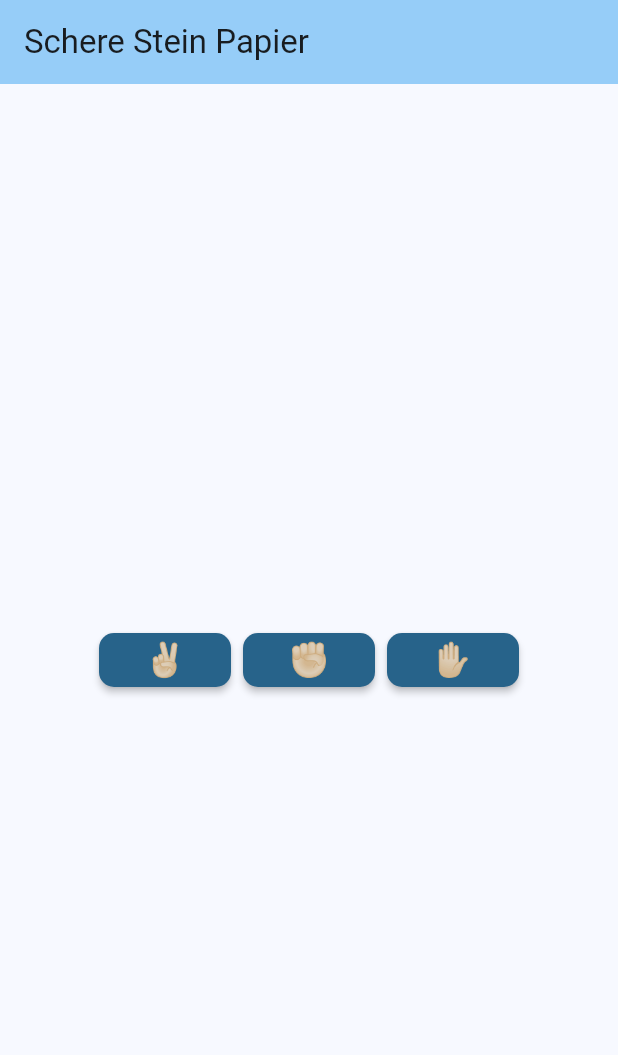
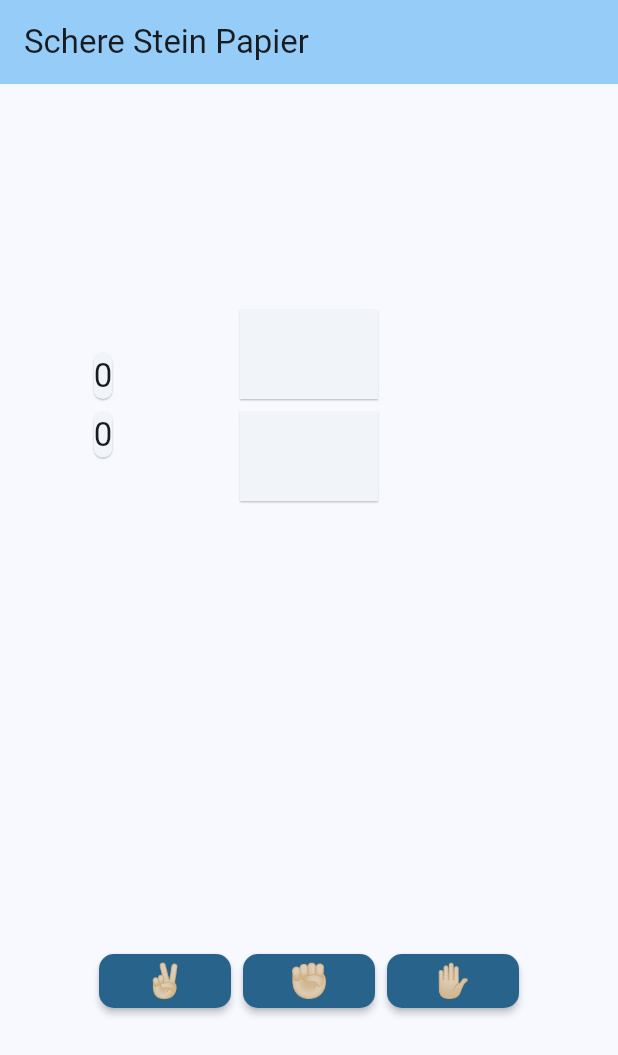
Before and after one commit to FabzAn/schere_stein_papier, a Flutter app: the screen it shows after launch, on a phone screen of 412 x 824 dp. Shown: the top 1055 px of the screen. Run offline on Flutter 3.47's test engine with Material 3 defaults, Android fonts, the phone set to English and light mode, and no system bars.

Commit message:
Add the game board

```diff
--- a/lib/action_selection.dart
+++ b/lib/action_selection.dart
@@ -1,4 +1,5 @@
 import 'package:flutter/material.dart';
+import 'package:schere_stein_papier/game_controller.dart';
 
 class ActionSelection extends StatelessWidget {
   final VoidCallback onScherePressed;
@@ -14,27 +15,27 @@ class ActionSelection extends StatelessWidget {
   @override
   Widget build(BuildContext context) {
     return OverflowBar(spacing: 8, children: [
-      ActionButton(
-        text: "✌️🏻",
+      _ActionButton(
+        text: GameAction.schere.emoji,
         onPressed: onScherePressed,
       ),
-      ActionButton(
-        text: "✊🏻",
+      _ActionButton(
+        text: GameAction.stein.emoji,
         onPressed: onSteinPressed,
       ),
-      ActionButton(
-        text: "✋🏻",
+      _ActionButton(
+        text: GameAction.papier.emoji,
         onPressed: onPapierPressed,
       ),
     ]);
   }
 }
 
-class ActionButton extends StatelessWidget {
+class _ActionButton extends StatelessWidget {
   final String text;
   final VoidCallback onPressed;
 
-  const ActionButton({super.key, required this.text, required this.onPressed});
+  const _ActionButton({required this.text, required this.onPressed});
 
   @override
   Widget build(BuildContext context) {
--- /dev/null
+++ b/lib/board.dart
@@ -0,0 +1,73 @@
+import 'package:flutter/material.dart';
+import 'package:schere_stein_papier/game_controller.dart';
+
+class Board extends StatelessWidget {
+  final GameState gameState;
+
+  const Board({super.key, required this.gameState});
+
+  @override
+  Widget build(BuildContext context) {
+    return Row(
+      children: [
+        Expanded(
+            flex: 1,
+            child: Column(
+              mainAxisAlignment: MainAxisAlignment.spaceBetween,
+              children: [
+                _ScoreCard(score: gameState.computerScore),
+                _ScoreCard(score: gameState.playerScore),
+              ],
+            )),
+        Expanded(
+            child: Column(
+          children: [
+            _ActionCard(
+              action: gameState.computerAction,
+            ),
+            _ActionCard(
+              action: gameState.playerAction,
+            ),
+          ],
+        )),
+        const Spacer() // Ensure ActionCards are centered
+      ],
+    );
+  }
+}
+
+class _ScoreCard extends StatelessWidget {
+  final int score;
+
+  const _ScoreCard({required this.score});
+
+  @override
+  Widget build(BuildContext context) {
+    return Card(
+        elevation: 0.5,
+        child: Text(
+          score.toString(),
+          style: const TextStyle(fontSize: 22),
+        ));
+  }
+}
+
+class _ActionCard extends StatelessWidget {
+  final GameAction? action;
+
+  const _ActionCard({required this.action});
+
+  @override
+  Widget build(BuildContext context) {
+    return SizedBox(
+        width: 100,
+        child: Card(
+            elevation: 0.5,
+            shape: const RoundedRectangleBorder(),
+            child: Center(
+                child: Text(
+              action?.emoji ?? "",
+              style: const TextStyle(fontSize: 42),
+            ))));
+  }
+}
--- /dev/null
+++ b/lib/game_controller.dart
@@ -0,0 +1,18 @@
+enum GameAction {
+  schere,
+  stein,
+  papier;
+
+  String get emoji => switch (this) {
+        schere => "✌️🏻",
+        stein => "✊🏻",
+        papier => "✋🏻",
+      };
+}
+
+class GameState {
+  int computerScore = 0;
+  int playerScore = 0;
+  GameAction? computerAction;
+  GameAction? playerAction;
+}
--- a/lib/main.dart
+++ b/lib/main.dart
@@ -1,5 +1,7 @@
 import 'package:flutter/material.dart';
 import 'package:schere_stein_papier/action_selection.dart';
+import 'package:schere_stein_papier/board.dart';
+import 'package:schere_stein_papier/game_controller.dart';
 
 void main() {
   runApp(const App());
@@ -33,13 +35,16 @@
         backgroundColor: Theme.of(context).colorScheme.inversePrimary,
         title: Text(title),
       ),
-      body: Center(
-        child: ActionSelection(
+      body: Column(mainAxisAlignment: MainAxisAlignment.spaceAround, children: [
+        Board(
+          gameState: GameState(),
+        ),
+        ActionSelection(
           onScherePressed: () => print("test schere"),
           onSteinPressed: () => print("test stein"),
           onPapierPressed: () => print("test papier"),
-        ),
-      ),
+        )
+      ]),
     );
   }
 }
```
